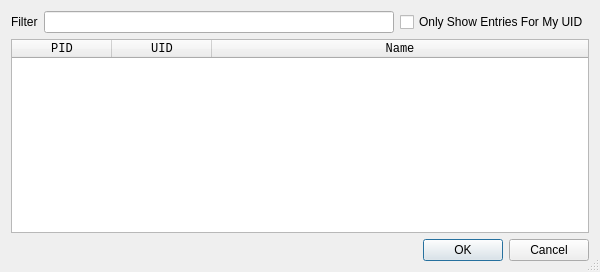
Qt form src/DialogAttach.ui (eteran/edb-debugger) before a commit.
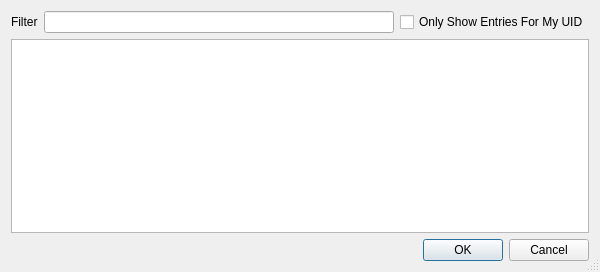
The same form after that commit. Custom widgets are drawn as their Qt base class.

Commit message: using MVC for attach tab, makes the general code much simpler also fixed a bug in other models with regard to clearing the model

Diff of the .ui file:
```diff
--- a/src/DialogAttach.ui
+++ b/src/DialogAttach.ui
@@ -38,8 +38,18 @@
      </property>
     </widget>
    </item>
+   <item row="2" column="0" colspan="3">
+    <widget class="QDialogButtonBox" name="button_box">
+     <property name="orientation">
+      <enum>Qt::Horizontal</enum>
+     </property>
+     <property name="standardButtons">
+      <set>QDialogButtonBox::Cancel|QDialogButtonBox::Ok</set>
+     </property>
+    </widget>
+   </item>
    <item row="1" column="0" colspan="3">
-    <widget class="QTableWidget" name="processes_table">
+    <widget class="QTableView" name="processes_table">
      <property name="font">
       <font>
        <family>Monospace</family>
@@ -66,31 +76,6 @@
      <attribute name="verticalHeaderVisible">
       <bool>false</bool>
      </attribute>
-     <column>
-      <property name="text">
-       <string>PID</string>
-      </property>
-     </column>
-     <column>
-      <property name="text">
-       <string>UID</string>
-      </property>
-     </column>
-     <column>
-      <property name="text">
-       <string>Name</string>
-      </property>
-     </column>
-    </widget>
-   </item>
-   <item row="2" column="0" colspan="3">
-    <widget class="QDialogButtonBox" name="button_box">
-     <property name="orientation">
-      <enum>Qt::Horizontal</enum>
-     </property>
-     <property name="standardButtons">
-      <set>QDialogButtonBox::Cancel|QDialogButtonBox::Ok</set>
-     </property>
     </widget>
    </item>
   </layout>
```
The commit also changes 8 other files.
